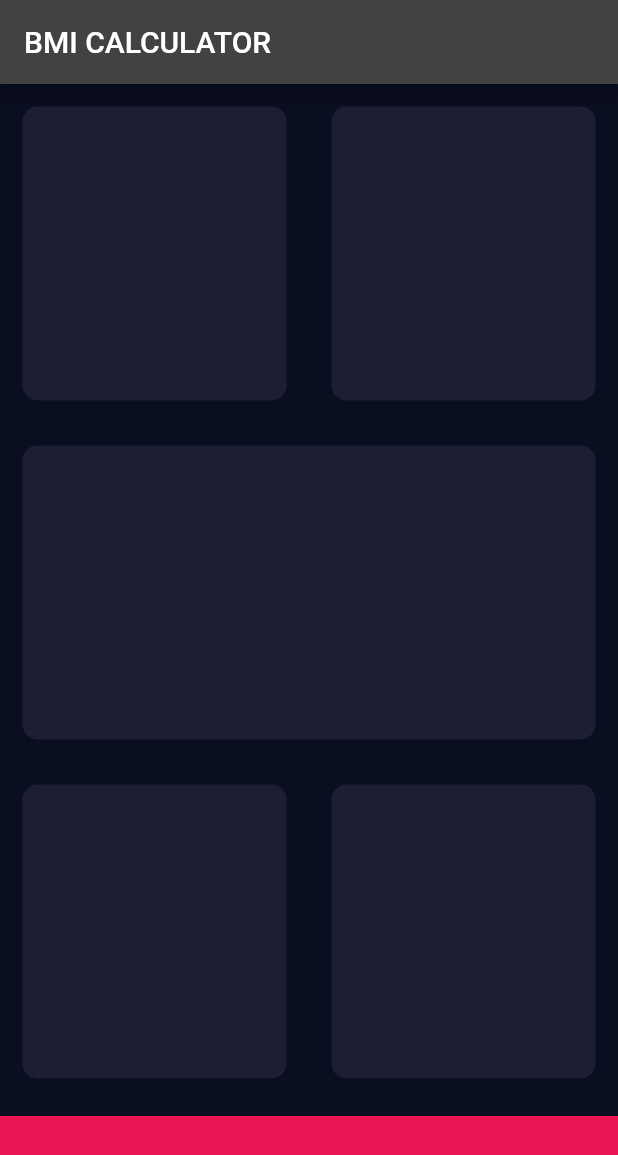
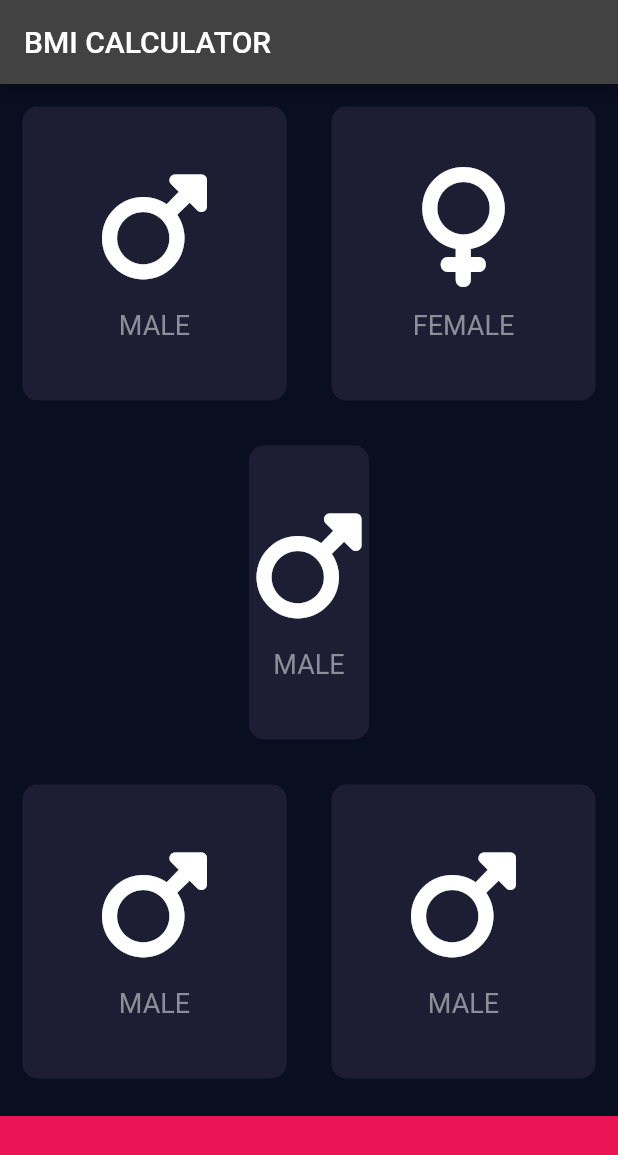
Before and after one commit to anojan1996/Flutter-BMI-Calculator-App, a Flutter app: the screen it shows after launch, on a phone screen of 412 x 824 dp. Shown: the top 1155 px of the screen. Run offline on Flutter 3.47's test engine with Material 2 defaults, Android fonts, the phone set to English and light mode, and no system bars; our stand-ins replace font_awesome_flutter.

Commit message:
Icon Content Widget

```diff
--- a/lib/Card.dart
+++ b/lib/Card.dart
@@ -1,13 +1,15 @@
 import 'package:flutter/material.dart';
 
 class ReusableCard extends StatelessWidget {
-  ReusableCard({ required this.colour });
+  ReusableCard({  required this.colour, required this.cardChild });
 
   final Color colour;
+  final Widget cardChild;
 
   @override
   Widget build(BuildContext context) {
     return Container(
+      child: cardChild,
       margin: EdgeInsets.all(15.0),
       decoration: BoxDecoration(
         color: colour,
--- /dev/null
+++ b/lib/Icon_Content.dart
@@ -0,0 +1,34 @@
+import 'package:flutter/material.dart';
+
+const labelTextStyle = TextStyle(
+  fontSize: 18.0,
+  color: Color(0xFF8D8E98),
+);
+
+class IconContent extends StatelessWidget {
+  IconContent({ required this.icon, required this.label});
+
+  final IconData icon;
+  final String label;
+
+  @override
+  Widget build(BuildContext context) {
+    return Column(
+      mainAxisAlignment: MainAxisAlignment.center,
+      children: <Widget>[
+        Icon(
+          icon,
+          size: 80.0,
+        ),
+        SizedBox(
+          height: 15.0,
+        ),
+        Text(
+          label,
+          style: labelTextStyle,
+        )
+      ],
+
+    );
+  }
+}
--- a/lib/input_page.dart
+++ b/lib/input_page.dart
@@ -1,5 +1,7 @@
+import 'package:bmi_calculator_app/Icon_Content.dart';
 import 'package:flutter/material.dart';
 import 'package:bmi_calculator_app/Card.dart';
+import 'package:font_awesome_flutter/font_awesome_flutter.dart';
 
 const bottomContainerHeight = 80.0;
 const activeCardColour = Color(0xFF1D1E33);
@@ -25,25 +27,54 @@ class _InputPageState extends State<InputPage> {
             child: Row(
               children: <Widget>[
                 Expanded(
-                  child: ReusableCard(colour: activeCardColour,),
+                  child: ReusableCard(
+                    colour: activeCardColour,
+                    cardChild: IconContent(
+                      icon: FontAwesomeIcons.mars,
+                      label: 'MALE',
+                    ),),
                   ),
                 Expanded(
-                  child: ReusableCard(colour: activeCardColour,),
+                  child: ReusableCard(
+                    colour: activeCardColour,
+                    cardChild: IconContent(
+                      icon: FontAwesomeIcons.venus,
+                      label: 'FEMALE',
+                    ),
+                    ),
                   ),
               ],
               ),
               ),
           Expanded(
-            child: ReusableCard(colour: activeCardColour,),
+            child: ReusableCard(
+              colour: activeCardColour,
+              cardChild: IconContent(
+                icon: FontAwesomeIcons.mars,
+                label: 'MALE',
+              ),
+              ),
             ),
           Expanded(
             child: Row(
               children: <Widget>[
                 Expanded(
-                  child: ReusableCard(colour: activeCardColour,),
+                  child: ReusableCard(
+                    colour: activeCardColour,
+                    cardChild: IconContent(
+                      icon: FontAwesomeIcons.mars,
+                      label: 'MALE',
+                    ),
+                    ),
                   ),
                 Expanded(
-                  child: ReusableCard(colour: activeCardColour,),
+                  child: ReusableCard(
+                    colour: activeCardColour,
+                    cardChild: IconContent(
+                      icon: FontAwesomeIcons.mars,
+                      label: 'MALE',
+                    ),
+                    ),
                   ),
             ],
             ),
--- a/pubspec.yaml
+++ b/pubspec.yaml
@@ -28,6 +28,7 @@ dependencies:
   # The following adds the Cupertino Icons font to your application.
   # Use with the CupertinoIcons class for iOS style icons.
   cupertino_icons: ^1.0.2
+  font_awesome_flutter: ^10.1.0
 
 dev_dependencies:
   flutter_test:
```
Also changed, not shown: pubspec.lock.
